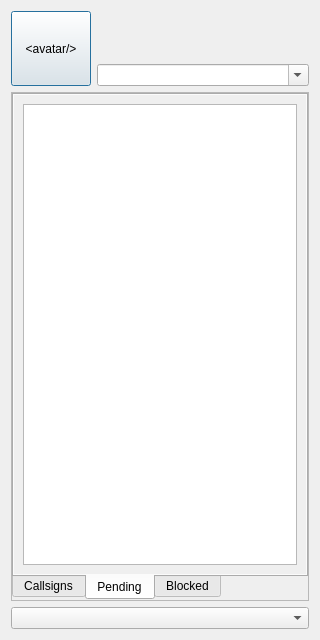
First picture: the form in src/ui/xmpp/gkxmpprosterdialog.ui, repository GekkoFyre/small-world-deluxe, before the edit.
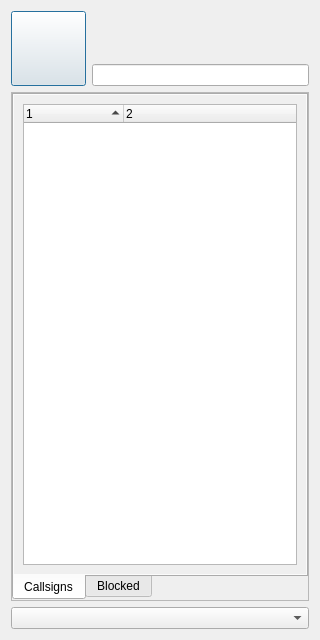
Second picture: the form after the edit. The open tabs and pages were chosen to show the change.

What changed in the file:
```diff
--- a/src/ui/xmpp/gkxmpprosterdialog.ui
+++ b/src/ui/xmpp/gkxmpprosterdialog.ui
@@ -68,7 +68,7 @@
             <string>Your currently set avatar.</string>
            </property>
            <property name="text">
-            <string>&lt;avatar/&gt;</string>
+            <string/>
            </property>
           </widget>
          </item>
@@ -163,14 +163,7 @@
           </widget>
          </item>
          <item>
-          <widget class="QComboBox" name="comboBox_self_custom_status">
-           <property name="editable">
-            <bool>true</bool>
-           </property>
-           <property name="maxCount">
-            <number>24</number>
-           </property>
-          </widget>
+          <widget class="QLineEdit" name="lineEdit_edit_nickname"/>
          </item>
         </layout>
        </widget>
@@ -259,82 +252,38 @@
                   <rect>
                    <x>0</x>
                    <y>0</y>
-                   <width>290</width>
-                   <height>477</height>
+                   <width>292</width>
+                   <height>485</height>
                   </rect>
                  </property>
                  <layout class="QVBoxLayout" name="verticalLayout_5">
                   <item>
-                   <widget class="QTreeView" name="treeView_callsigns_groups">
+                   <widget class="QTreeWidget" name="treeWidget_callsigns_groups">
                     <property name="contextMenuPolicy">
                      <enum>Qt::CustomContextMenu</enum>
                     </property>
-                    <property name="wordWrap">
-                     <bool>true</bool>
+                    <property name="verticalScrollBarPolicy">
+                     <enum>Qt::ScrollBarAlwaysOff</enum>
                     </property>
-                    <property name="headerHidden">
+                    <property name="sortingEnabled">
                      <bool>true</bool>
                     </property>
-                   </widget>
-                  </item>
-                 </layout>
-                </widget>
-               </widget>
-              </item>
-             </layout>
-            </widget>
-            <widget class="QWidget" name="tab_pending">
-             <attribute name="title">
-              <string>Pending</string>
-             </attribute>
-             <layout class="QVBoxLayout" name="verticalLayout_18">
-              <property name="leftMargin">
-               <number>0</number>
-              </property>
-              <property name="topMargin">
-               <number>0</number>
-              </property>
-              <property name="rightMargin">
-               <number>0</number>
-              </property>
-              <property name="bottomMargin">
-               <number>0</number>
-              </property>
-              <item>
-               <widget class="QScrollArea" name="scrollArea_callsigns_pending">
-                <property name="frameShape">
-                 <enum>QFrame::NoFrame</enum>
-                </property>
-                <property name="frameShadow">
-                 <enum>QFrame::Plain</enum>
-                </property>
-                <property name="horizontalScrollBarPolicy">
-                 <enum>Qt::ScrollBarAlwaysOff</enum>
-                </property>
-                <property name="widgetResizable">
-                 <bool>true</bool>
-                </property>
-                <widget class="QWidget" name="scrollAreaWidgetContents_callsigns_pending">
-                 <property name="geometry">
-                  <rect>
-                   <x>0</x>
-                   <y>0</y>
-                   <width>290</width>
-                   <height>477</height>
-                  </rect>
-                 </property>
-                 <layout class="QVBoxLayout" name="verticalLayout_19">
-                  <item>
-                   <widget class="QTreeView" name="treeView_callsigns_pending">
-                    <property name="contextMenuPolicy">
-                     <enum>Qt::CustomContextMenu</enum>
-                    </property>
                     <property name="wordWrap">
                      <bool>true</bool>
                     </property>
-                    <property name="headerHidden">
-                     <bool>true</bool>
+                    <property name="columnCount">
+                     <number>2</number>
                     </property>
+                    <column>
+                     <property name="text">
+                      <string notr="true">1</string>
+                     </property>
+                    </column>
+                    <column>
+                     <property name="text">
+                      <string notr="true">2</string>
+                     </property>
+                    </column>
                    </widget>
                   </item>
                  </layout>
```
Left out of the diff: 32 changed lines with no effect on the pictures.
